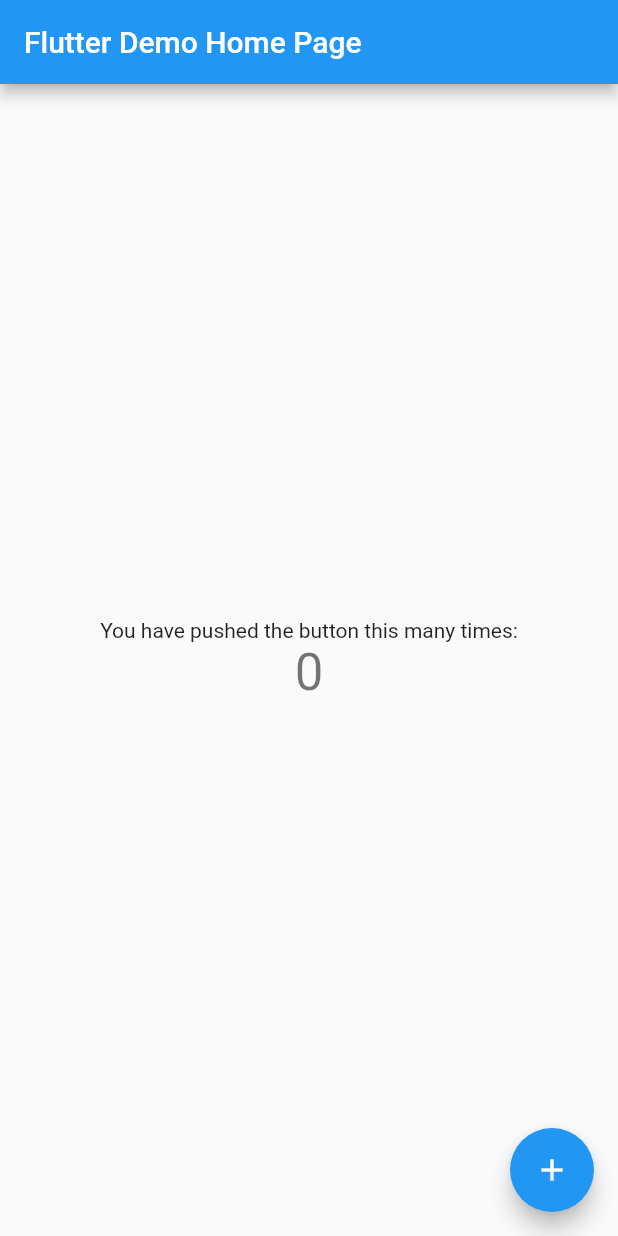
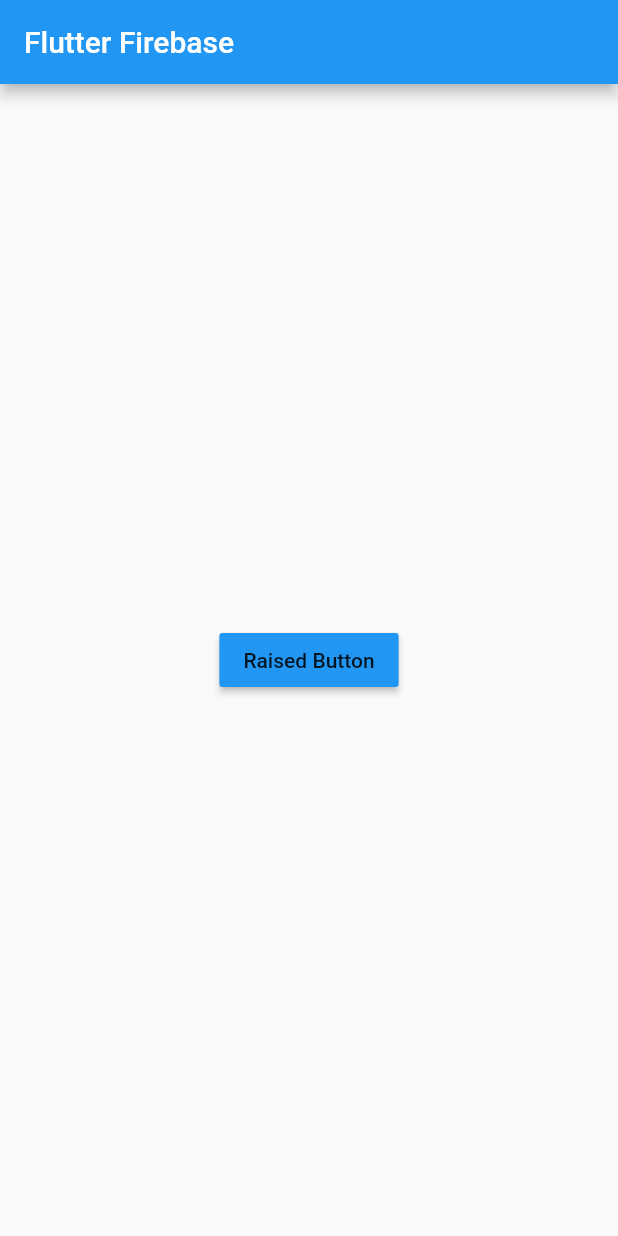
Before and after one commit to tsvillain/Flutter-FirebaseRemoteConfig, a Flutter app: the screen it shows after launch, on a phone screen of 412 x 824 dp. Run offline on Flutter 3.47's test engine with Material 2 defaults, Android fonts, the phone set to English and light mode, and no system bars; our stand-ins replace firebase_remote_config; accounts and stored records are empty.

```diff
--- a/lib/main.dart
+++ b/lib/main.dart
@@ -1,113 +1,52 @@
 import 'package:flutter/material.dart';
+import 'UI/remote_config.dart';
 
 void main() {
   runApp(MyApp());
 }
 
 class MyApp extends StatelessWidget {
-  // This widget is the root of your application.
   @override
   Widget build(BuildContext context) {
     return MaterialApp(
-      title: 'Flutter Demo',
+      title: 'Flutter Firebase',
       theme: ThemeData(
-        // This is the theme of your application.
-        //
-        // Try running your application with "flutter run". You'll see the
-        // application has a blue toolbar. Then, without quitting the app, try
-        // changing the primarySwatch below to Colors.green and then invoke
-        // "hot reload" (press "r" in the console where you ran "flutter run",
-        // or simply save your changes to "hot reload" in a Flutter IDE).
-        // Notice that the counter didn't reset back to zero; the application
-        // is not restarted.
         primarySwatch: Colors.blue,
       ),
-      home: MyHomePage(title: 'Flutter Demo Home Page'),
+      home: MyHomePage(title: 'Flutter Firebase'),
     );
   }
 }
 
 class MyHomePage extends StatefulWidget {
   MyHomePage({Key key, this.title}) : super(key: key);
-
-  // This widget is the home page of your application. It is stateful, meaning
-  // that it has a State object (defined below) that contains fields that affect
-  // how it looks.
-
-  // This class is the configuration for the state. It holds the values (in this
-  // case the title) provided by the parent (in this case the App widget) and
-  // used by the build method of the State. Fields in a Widget subclass are
-  // always marked "final".
-
   final String title;
-
   @override
   _MyHomePageState createState() => _MyHomePageState();
 }
 
 class _MyHomePageState extends State<MyHomePage> {
-  int _counter = 0;
-
-  void _incrementCounter() {
-    setState(() {
-      // This call to setState tells the Flutter framework that something has
-      // changed in this State, which causes it to rerun the build method below
-      // so that the display can reflect the updated values. If we changed
-      // _counter without calling setState(), then the build method would not be
-      // called again, and so nothing would appear to happen.
-      _counter++;
-    });
-  }
-
   @override
   Widget build(BuildContext context) {
-    // This method is rerun every time setState is called, for instance as done
-    // by the _incrementCounter method above.
-    //
-    // The Flutter framework has been optimized to make rerunning build methods
-    // fast, so that you can just rebuild anything that needs updating rather
-    // than having to individually change instances of widgets.
     return Scaffold(
       appBar: AppBar(
-        // Here we take the value from the MyHomePage object that was created by
-        // the App.build method, and use it to set our appbar title.
         title: Text(widget.title),
       ),
       body: Center(
-        // Center is a layout widget. It takes a single child and positions it
-        // in the middle of the parent.
         child: Column(
-          // Column is also a layout widget. It takes a list of children and
-          // arranges them vertically. By default, it sizes itself to fit its
-          // children horizontally, and tries to be as tall as its parent.
-          //
-          // Invoke "debug painting" (press "p" in the console, choose the
-          // "Toggle Debug Paint" action from the Flutter Inspector in Android
-          // Studio, or the "Toggle Debug Paint" command in Visual Studio Code)
-          // to see the wireframe for each widget.
-          //
-          // Column has various properties to control how it sizes itself and
-          // how it positions its children. Here we use mainAxisAlignment to
-          // center the children vertically; the main axis here is the vertical
-          // axis because Columns are vertical (the cross axis would be
-          // horizontal).
           mainAxisAlignment: MainAxisAlignment.center,
           children: <Widget>[
-            Text(
-              'You have pushed the button this many times:',
-            ),
-            Text(
-              '$_counter',
-              style: Theme.of(context).textTheme.headline4,
-            ),
+            RaisedButton(
+              onPressed: () {
+                Navigator.push(
+                    context, MaterialPageRoute(builder: (_) => RemoteConfig()));
+              },
+              color: Colors.blue,
+              child: Text('Raised Button'),
+            )
           ],
         ),
       ),
-      floatingActionButton: FloatingActionButton(
-        onPressed: _incrementCounter,
-        tooltip: 'Increment',
-        child: Icon(Icons.add),
-      ), // This trailing comma makes auto-formatting nicer for build methods.
     );
   }
 }
```
Also changed, not shown: lib/Services/remote_config_service.dart (added, +50 -0 lines), lib/UI/remote_config.dart (added, +46 -0 lines), pubspec.yaml (+2 -9 lines), pubspec.lock, 3 other files.
